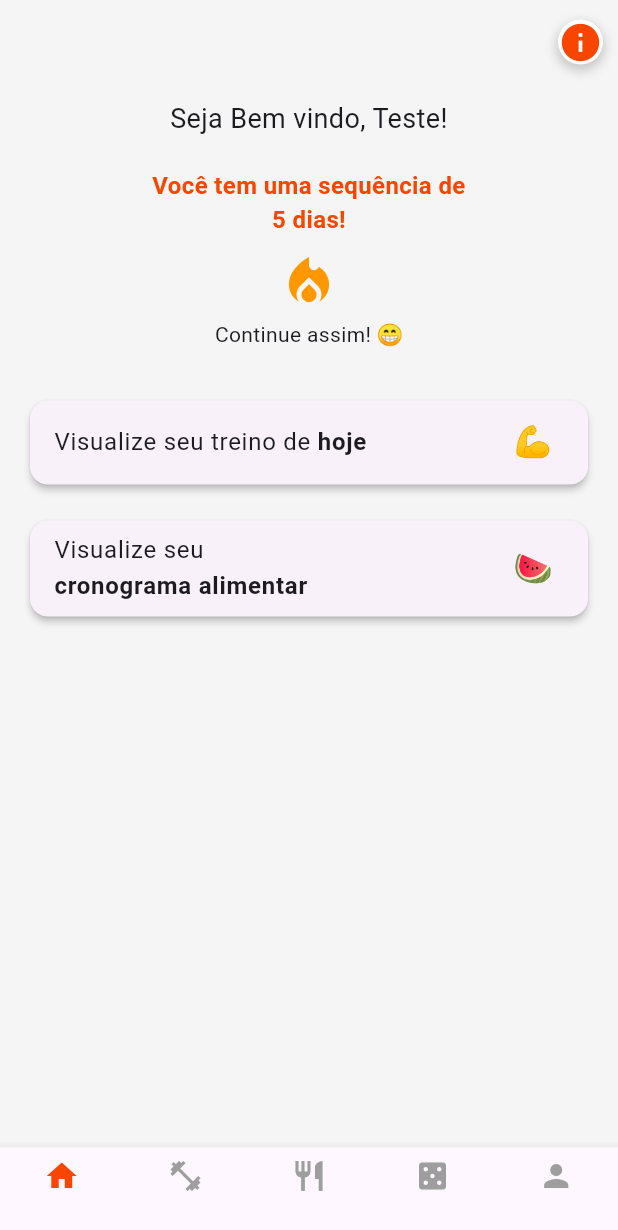
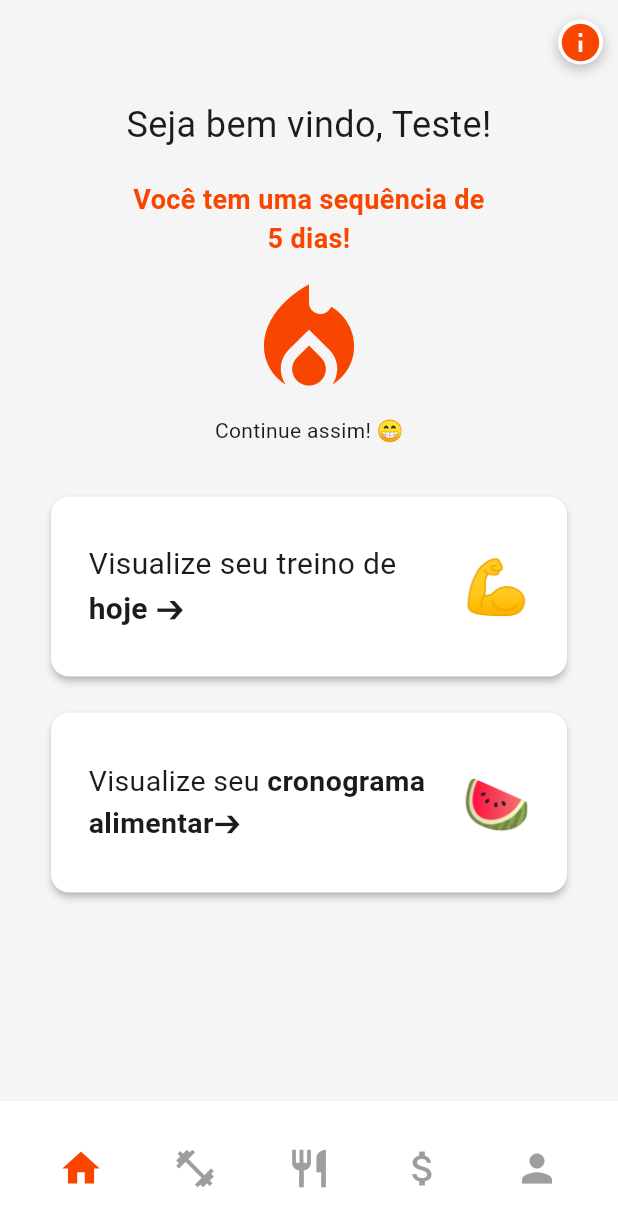
Before and after one commit to giovanaoliveira-14/BCC-Sistemas-Moveis, a Flutter app: the HomePage screen opened directly, on a phone screen of 412 x 824 dp. Shown: the top 1230 px of the screen. Run offline on Flutter 3.47's test engine with Material 3 defaults, Android fonts, the phone set to English and light mode, and no system bars.

Commit message:
Home atualizada

```diff
--- a/app_academia/lib/pages/home.dart
+++ b/app_academia/lib/pages/home.dart
@@ -1,16 +1,17 @@
 import 'package:flutter/material.dart';
 import '../components/btn_ajuda.dart';
-import './treino.dart';
+import '../components/navegacao.dart';
 
+// Páginas
+import 'perfil.dart';
+import 'treino.dart';
 
 void main() {
   runApp(const MyApp()); // Inicia o app Flutter
 }
 
-
 class MyApp extends StatelessWidget {
   const MyApp({super.key});
-
 
   @override
   Widget build(BuildContext context) {
@@ -25,20 +26,16 @@ class MyApp extends StatelessWidget {
   }
 }
 
-
 // Página principal do app
 class HomePage extends StatefulWidget {
   const HomePage({super.key});
-
 
   @override
   State<HomePage> createState() => _HomePageState(); // Estado da página principal
 }
 
-
 class _HomePageState extends State<HomePage> {
   int _selectedIndex = 0; // Índice da página selecionada na barra de navegação
-
 
   // Lista de páginas para navegação
   final List<Widget> _pages = [
@@ -46,9 +43,8 @@ class _HomePageState extends State<HomePage> {
     const WorkoutScreen(),
     const NutritionScreen(),
     const ChallengeScreen(),
-    const ProfileScreen(),
+    const MeuPerfil(),
   ];
-
 
   // Função que é chamada quando um item da barra de navegação é selecionado
   void _onItemTapped(int index) {
@@ -56,7 +52,6 @@ class _HomePageState extends State<HomePage> {
       _selectedIndex = index; // Atualiza o índice da página selecionada
     });
   }
-
 
   @override
   Widget build(BuildContext context) {
@@ -66,45 +61,17 @@ class _HomePageState extends State<HomePage> {
         index: _selectedIndex, // Exibe a página baseada no índice selecionado
         children: _pages, // Páginas que serão exibidas
       ),
-      bottomNavigationBar: BottomNavigationBar(
-        currentIndex: _selectedIndex, // Define o índice da barra de navegação
-        onTap:
-            _onItemTapped, // Função chamada ao selecionar um item da barra de navegação
-        selectedItemColor: Color(0xFFF84600), // Cor do item selecionado
-        unselectedItemColor: Colors.grey, // Cor dos itens não selecionados
-        type: BottomNavigationBarType.fixed, // Tipo da barra de navegação
-        items: const [
-          BottomNavigationBarItem(
-            icon: Icon(Icons.home),
-            label: '',
-          ), // Ícone de página inicial
-          BottomNavigationBarItem(
-            icon: Icon(Icons.fitness_center),
-            label: '',
-          ), // Ícone de treino
-          BottomNavigationBarItem(
-            icon: Icon(Icons.restaurant),
-            label: '',
-          ), // Ícone de nutrição
-          BottomNavigationBarItem(
-            icon: Icon(Icons.casino),
-            label: '',
-          ), // Ícone de desafios
-          BottomNavigationBarItem(
-            icon: Icon(Icons.person),
-            label: '',
-          ), // Ícone de perfil
-        ],
+      bottomNavigationBar: MenuDeNavegacao(
+        selectedIndex: _selectedIndex,
+        onItemTapped: _onItemTapped,
       ),
     );
   }
 }
 
-
 // Tela inicial com um exemplo de conteúdo
 class HomeScreen extends StatelessWidget {
   const HomeScreen({super.key});
-
 
   @override
   Widget build(BuildContext context) {
@@ -113,26 +80,24 @@ class HomeScreen extends StatelessWidget {
       appBar: AppBar(
         backgroundColor: Colors.transparent, // Barra de app transparente
         elevation: 0,
-        actions: [
-          BotaoDuvida()
-        ], // Sem sombra na AppBar
+        actions: [BotaoDuvida()], // Sem sombra na AppBar
       ),
       body: Padding(
-        padding: const EdgeInsets.symmetric(horizontal: 16),
+        padding: const EdgeInsets.symmetric(horizontal: 30),
         child: Column(
           crossAxisAlignment: CrossAxisAlignment.center,
           children: [
             const SizedBox(height: 10),
             const Text(
-              'Seja Bem vindo, Teste!',
-              style: TextStyle(fontSize: 18),
+              'Seja bem vindo, Teste!',
+              style: TextStyle(fontSize: 24),
               textAlign: TextAlign.center,
             ),
             const SizedBox(height: 20),
             const Text(
               'Você tem uma sequência de\n5 dias!',
               style: TextStyle(
-                fontSize: 16,
+                fontSize: 18,
                 color: Color(0xFFF84600),
                 fontWeight: FontWeight.bold,
               ),
@@ -141,55 +106,110 @@ class HomeScreen extends StatelessWidget {
             const SizedBox(height: 10),
             const Icon(
               Icons.local_fire_department,
-              color: Colors.orange,
-              size: 40,
+              color: Color(0xFFF84600),
+              size: 90,
             ), // Ícone de motivação
             const SizedBox(height: 5),
             const Text('Continue assim! 😁'),
             const SizedBox(height: 30),
+
             // Card para visualizar o treino do dia
             Card(
+              color: Colors.white,
               elevation: 2,
               shape: RoundedRectangleBorder(
                 borderRadius: BorderRadius.circular(12),
               ),
-              child: ListTile(
-                title: const Text.rich(
+              child: InkWell(
+                onTap: () {
+                  // FAZER O TREINO APARECER QUANDO CLICAR AQUI
+                  Navigator.push(
+                    context,
+                    MaterialPageRoute(
+                      builder: (_) => const TreinoDoDiaScreen(),
+                    ),
+                  );
+                },
+                child: SizedBox(
+                  height: 120,
+                  child: Padding(
+                    padding: const EdgeInsets.symmetric(horizontal: 25),
+                    child: Row(
+                      crossAxisAlignment: CrossAxisAlignment.center,
+                      children: [
+                        // Texto expansível que pode quebrar linha
+                        Expanded(
+                          child: Text.rich(
                             TextSpan(
                               text: 'Visualize seu treino de ',
                               children: [
                                 TextSpan(
-                        text: 'hoje',
+                                  text: 'hoje ',
                                   style: TextStyle(fontWeight: FontWeight.bold),
                                 ),
+                                TextSpan(text: '➔'),
+                              ],
+                            ),
+                            style: const TextStyle(fontSize: 20),
+                            softWrap: true, // Permite quebra de linha
+                          ),
+                        ),
+                        const SizedBox(width: 10),
+                        const Text('💪', style: TextStyle(fontSize: 35)),
                       ],
                     ),
                   ),
-                trailing: const Text('💪', style: TextStyle(fontSize: 20)),
-                onTap: () {}, // Ação ao tocar no item
+                ),
               ),
             ),
             const SizedBox(height: 16),
             // Card para visualizar o cronograma alimentar
             Card(
+              color: Colors.white,
               elevation: 2,
               shape: RoundedRectangleBorder(
                 borderRadius: BorderRadius.circular(12),
               ),
-              child: ListTile(
-                title: const Text.rich(
+              child: InkWell(
+                onTap: () {
+                  // FAZER O TREINO APARECER QUANDO CLICAR AQUI
+                  Navigator.push(
+                    context,
+                    MaterialPageRoute(
+                      builder: (_) => const CronogramaAlimentar(),
+                    ),
+                  );
+                },
+                child: SizedBox(
+                  height: 120,
+                  child: Padding(
+                    padding: const EdgeInsets.symmetric(horizontal: 25),
+                    child: Row(
+                      crossAxisAlignment: CrossAxisAlignment.center,
+                      children: [
+                        // Texto expansível que pode quebrar linha
+                        Expanded(
+                          child: Text.rich(
                             TextSpan(
-                    text: 'Visualize seu\n',
+                              text: 'Visualize seu ',
                               children: [
                                 TextSpan(
                                   text: 'cronograma alimentar',
                                   style: TextStyle(fontWeight: FontWeight.bold),
                                 ),
+                                TextSpan(text: '➔'),
+                              ],
+                            ),
+                            style: const TextStyle(fontSize: 19),
+                            softWrap: true, // Permite quebra de linha
+                          ),
+                        ),
+                        const SizedBox(width: 10),
+                        const Text('🍉', style: TextStyle(fontSize: 35)),
                       ],
                     ),
                   ),
-                trailing: const Text('🍉', style: TextStyle(fontSize: 20)),
-                onTap: () {}, // Ação ao tocar no item
+                ),
               ),
             ),
           ],
@@ -199,13 +219,36 @@ class HomeScreen extends StatelessWidget {
   }
 }
 
+class TreinoDoDiaScreen extends StatelessWidget {
+  const TreinoDoDiaScreen({super.key});
 
-// Outras telas do app (exemplo de páginas vazias)
+  @override
+  Widget build(BuildContext context) {
+    return Scaffold(
+      appBar: AppBar(title: const Text('Treino do Dia')),
+      body: const Center(
+        child: Text('Treino do Dia', style: TextStyle(fontSize: 24)),
+      ),
+    );
+  }
+}
 
+class CronogramaAlimentar extends StatelessWidget {
+  const CronogramaAlimentar({super.key});
+
+  @override
+  Widget build(BuildContext context) {
+    return Scaffold(
+      appBar: AppBar(title: const Text('Cronograma Alimentar')),
+      body: const Center(
+        child: Text('Cronograma Alimentar', style: TextStyle(fontSize: 24)),
+      ),
+    );
+  }
+}
 
 class NutritionScreen extends StatelessWidget {
   const NutritionScreen({super.key});
-
 
   @override
   Widget build(BuildContext context) {
@@ -213,24 +256,11 @@ class NutritionScreen extends StatelessWidget {
   }
 }
 
-
 class ChallengeScreen extends StatelessWidget {
   const ChallengeScreen({super.key});
-
 
   @override
   Widget build(BuildContext context) {
     return const Center(child: Text('Challenge Screen')); // Tela de desafios
   }
 }
-
-
-class ProfileScreen extends StatelessWidget {
-  const ProfileScreen({super.key});
-
-
-  @override
-  Widget build(BuildContext context) {
-    return const Center(child: Text('Profile Screen')); // Tela de perfil
-  }
-}
```
Lines whose indentation alone changed are shown as unchanged.
